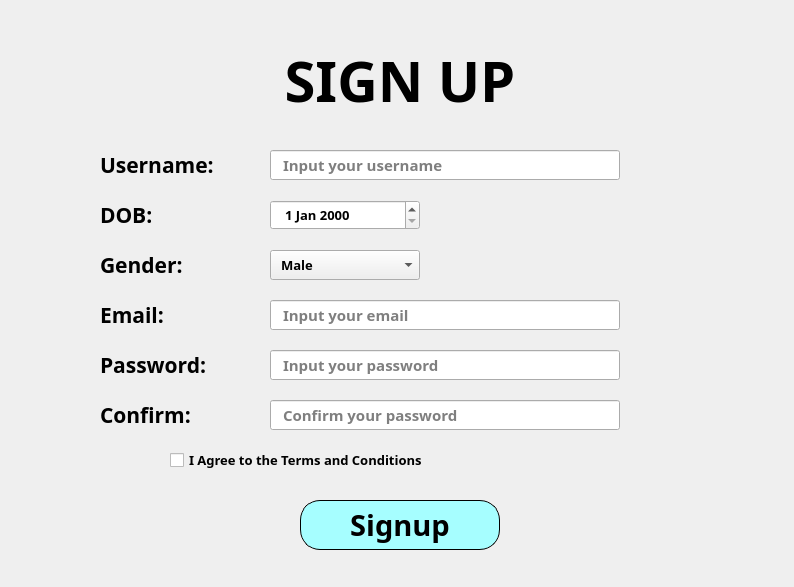
trungsliver/MK-C4K-PTI12, file Lesson6/ui/signup.ui: the form before one commit.
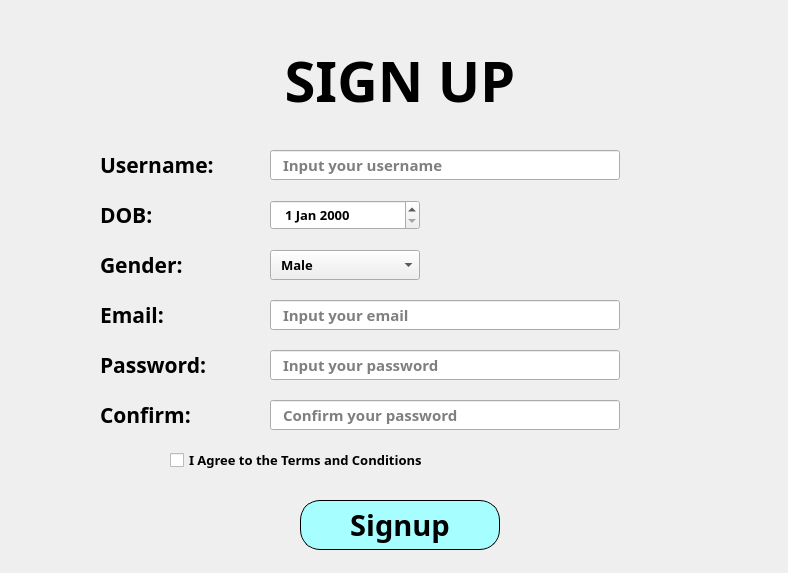
The form after the commit.

Patch:
```diff
--- a/Lesson6/ui/signup.ui
+++ b/Lesson6/ui/signup.ui
@@ -6,8 +6,8 @@
    <rect>
     <x>0</x>
     <y>0</y>
-    <width>794</width>
-    <height>587</height>
+    <width>788</width>
+    <height>573</height>
    </rect>
   </property>
   <property name="windowTitle">
```
